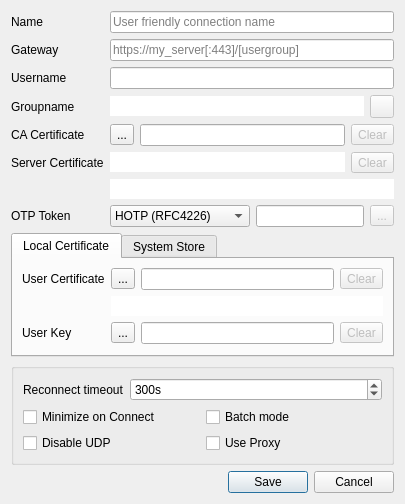
Qt form src/dialog/editdialog.ui (openconnect/openconnect-gui) before a commit.
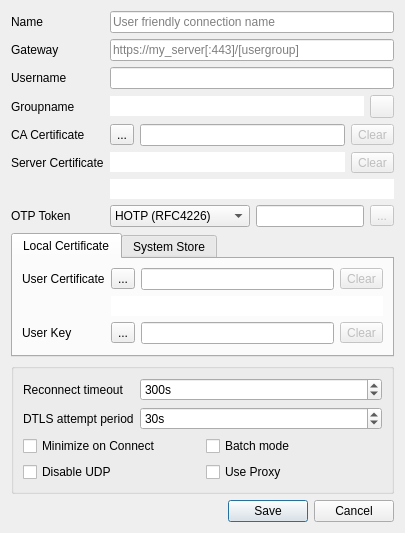
The same form after that commit. Icons and pictures are not drawn.

Commit message: Allow user to change DTLS attempt period (resolve #26)

```diff
--- a/src/dialog/editdialog.ui
+++ b/src/dialog/editdialog.ui
@@ -436,6 +436,26 @@
           </property>
          </widget>
         </item>
+        <item row="1" column="0">
+         <widget class="QLabel" name="dtlsAttemptPeriodLabel">
+          <property name="text">
+           <string>DTLS attempt period</string>
+          </property>
+         </widget>
+        </item>
+        <item row="1" column="1">
+         <widget class="QSpinBox" name="dtlsAttemptPeriodSpinBox">
+          <property name="suffix">
+           <string>s</string>
+          </property>
+          <property name="maximum">
+           <number>1000</number>
+          </property>
+          <property name="value">
+           <number>30</number>
+          </property>
+         </widget>
+        </item>
        </layout>
       </item>
       <item>
```
The commit also changes 4 other files.
